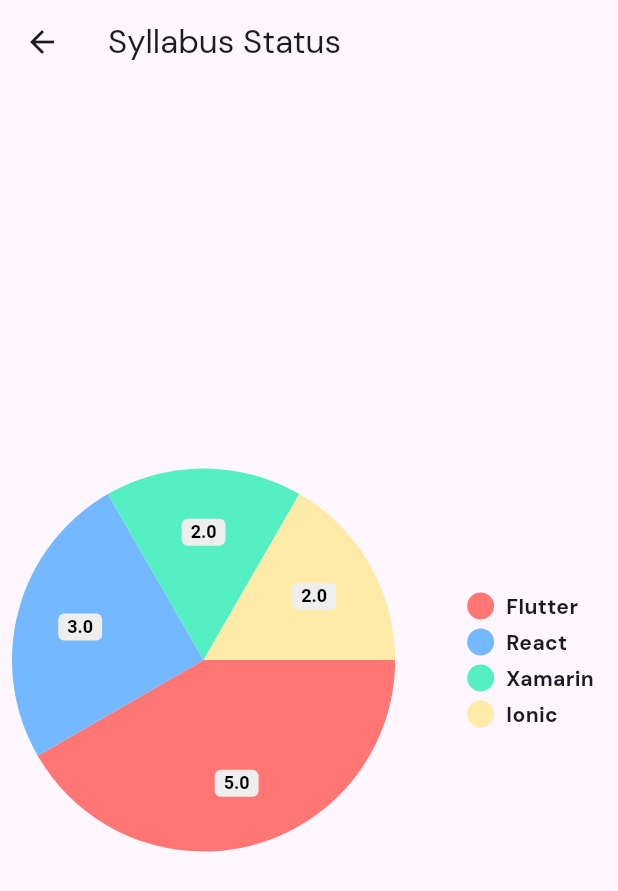
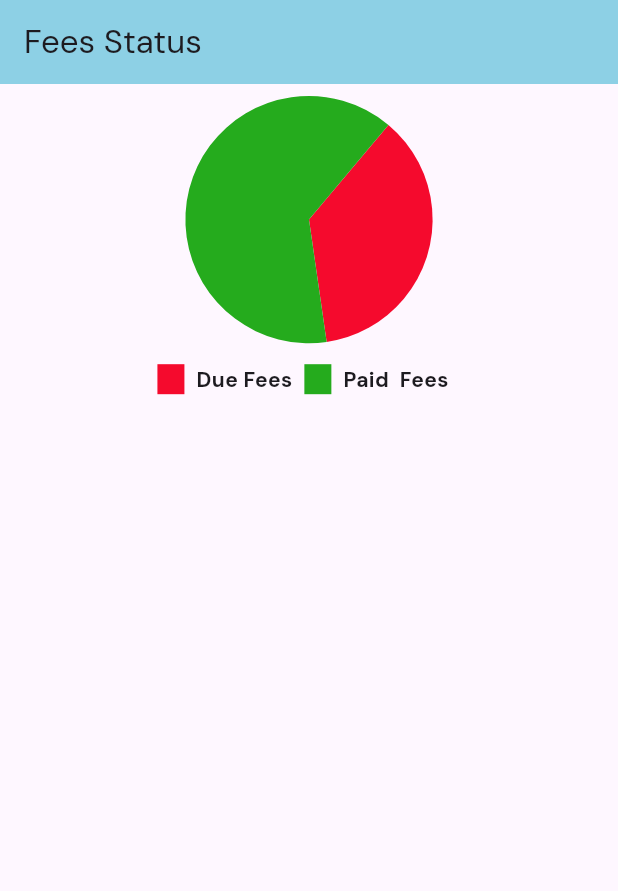
Before and after one commit to apps-bhanusha/egyanschool2023, a Flutter app: the FeesGraff screen opened by its route, on a phone screen of 412 x 824 dp. Shown: the top 891 px of the screen. Run offline on Flutter 3.47's test engine with Material 2 defaults, Android fonts, the phone set to English and light mode, and no system bars; drawn by our look-alikes of pie_chart; our stand-ins replace cached_network_image, dio, flutter_calendar_carousel, flutter_screenutil, get, google_fonts and 3 more; missing offline and left inert: scroll_loop_auto_scroll; accounts and stored records are empty.

Commit message:
17/12/2022 updatescharts

```diff
--- a/lib/view/syllabus/feesgraff.dart
+++ b/lib/view/syllabus/feesgraff.dart
@@ -12,19 +12,107 @@ class FeesGraff extends StatefulWidget {
 
 class _FeesGraffState extends State<FeesGraff> {
   Map<String, double> dataMap = {
-    "Flutter": 5,
-    "React": 3,
-    "Xamarin": 2,
-    "Ionic": 2,
+    "Due Fees": 20.5,
+    "Paid  Fees": 35.5,
+
   };
+  // final gradientList = <List<Color>>[
+  //   [
+  //     Color.fromRGBO(223, 250, 92, 1),
+  //     Color.fromRGBO(129, 250, 112, 1),
+  //   ],
+  //   [
+  //     Color.fromRGBO(129, 182, 205, 1),
+  //     Color.fromRGBO(91, 253, 199, 1),
+  //   ],
+  //   [
+  //     Color.fromRGBO(175, 63, 62, 1.0),
+  //     Color.fromRGBO(254, 154, 92, 1),
+  //   ]
+  // ];
+ final colorList = <Color>[
+  Color.fromRGBO(245, 10, 45, 1.0),
+   Color.fromRGBO(37, 171, 29, 1.0)
+
+  ];
+
+
+  ChartType? _chartType = ChartType.disc;
+  bool _showCenterText = true;
+
+  double? _chartLegendSpacing = 12;
+
+  bool _showLegendsInRow = true;
+  bool _showLegends = true;
+
+
+  bool _showChartValueBackground = true;
+  bool _showChartValues = true;
+  bool _showChartValuesInPercentage = false;
+  bool _showChartValuesOutside = false;
+
+  bool _showGradientColors = false;
+
+
+  LegendPosition? _legendPosition = LegendPosition.bottom;
+
+  int key = 0;
+ final index=0;
+
   @override
   Widget build(BuildContext context) {
     return Scaffold(
       appBar: AppBar(
-        title: Text("Syllabus Status"),
+        automaticallyImplyLeading: false,
+        backgroundColor: Color(0xff8DD0E5),
+        title: Text("Fees Status"),
       ),
 
-      body: PieChart(dataMap: dataMap),
+
+
+    body: Column(
+        children: [
+          PieChart(dataMap: dataMap,
+              animationDuration: Duration(milliseconds: 800),
+            chartLegendSpacing: _chartLegendSpacing!,
+            chartRadius: MediaQuery.of(context).size.width / 2.5,
+            initialAngleInDegree: -50,
+            chartType: ChartType.disc,
+
+            legendOptions: LegendOptions(
+              showLegendsInRow: _showLegendsInRow,
+              legendPosition: _legendPosition!,
+              showLegends: _showLegends,
+
+legendShape:BoxShape.rectangle,
+              legendTextStyle: TextStyle(
+                fontWeight: FontWeight.bold,
+              ),
+
+              ),
+            chartValuesOptions:  const ChartValuesOptions(
+              decimalPlaces: 0,
+              showChartValueBackground: true,
+              showChartValues: false,
+              showChartValuesInPercentage: true,
+              showChartValuesOutside: false,
+
+chartValueBackgroundColor: Colors.teal
+
+            ),
+            colorList: colorList,
+            baseChartColor: Colors.transparent,
+            // gradientList: gradientList,
+            emptyColorGradient: [
+              Color(0xff6c5ce7),
+              Colors.blue,
+
+            ],
+
+          ),
+
+        ],
+      ),
     );
   }
 }
```
Also changed, not shown: lib/view/children/child_total.dart (+89 -1 lines), lib/view/syllabus/syllabus.dart (+43 -6 lines).
